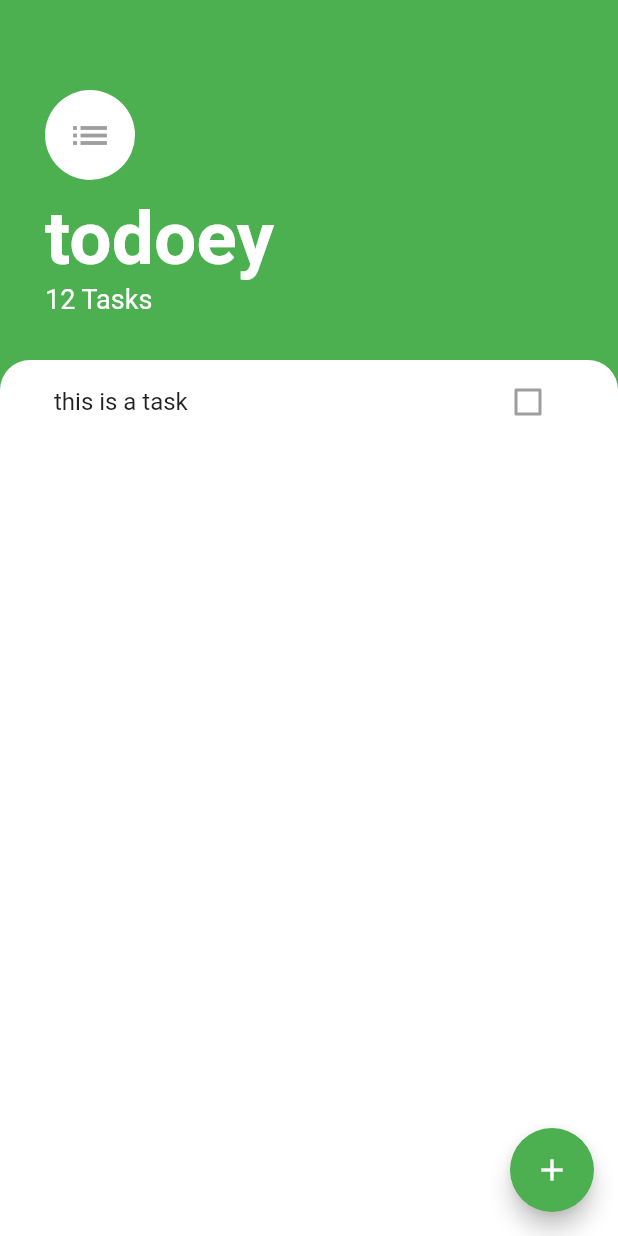
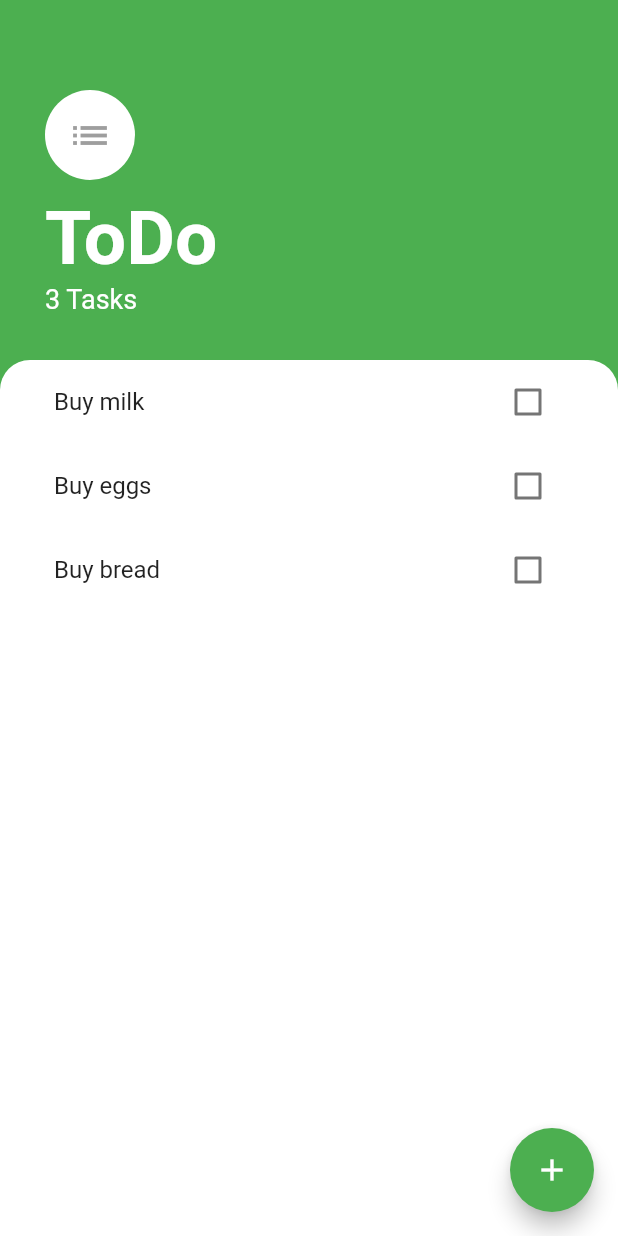
Before and after one commit to ryomak/flutter-todo-example, a Flutter app: the screen it shows after launch, on a phone screen of 412 x 824 dp. Run offline on Flutter 3.47's test engine with Material 2 defaults, Android fonts, the phone set to English and light mode, and no system bars.

Commit message:
first commit

```diff
--- a/lib/main.dart
+++ b/lib/main.dart
@@ -1,13 +1,18 @@
 import 'package:flutter/material.dart';
+import 'package:flutter_todo_example/model/task_data.dart';
 import 'package:flutter_todo_example/screens/tasks_screen.dart';
+import 'package:provider/provider.dart';
 
 void main() => runApp(MyApp());
 
 class MyApp extends StatelessWidget {
   @override
   Widget build(BuildContext context) {
-    return MaterialApp(
-      home: TasksScreen(),
+    return ChangeNotifierProvider(
+      create: (context) => TaskData(),
+      child: MaterialApp(
+        home: TasksScreen(),
+      ),
     );
   }
 }
--- /dev/null
+++ b/lib/model/task.dart
@@ -0,0 +1,11 @@
+class Task {
+
+  final String name;
+  bool isDone;
+
+  Task({this.name, this.isDone = false});
+
+  void toggleDone() {
+    isDone = !isDone;
+  }
+}
--- /dev/null
+++ b/lib/model/task_data.dart
@@ -0,0 +1,35 @@
+import 'package:flutter/foundation.dart';
+import 'package:flutter_todo_example/model/task.dart';
+import 'dart:collection';
+
+class TaskData extends ChangeNotifier {
+  List<Task> _tasks = [
+    Task(name: 'Buy milk'),
+    Task(name: 'Buy eggs'),
+    Task(name: 'Buy bread'),
+  ];
+
+  UnmodifiableListView<Task> get tasks {
+    return UnmodifiableListView(_tasks);
+  }
+
+  int get taskCount {
+    return _tasks.length;
+  }
+
+  void addTask(String newTaskTitle) {
+    final task = Task(name: newTaskTitle);
+    _tasks.add(task);
+    notifyListeners();
+  }
+
+  void updateTask(Task task) {
+    task.toggleDone();
+    notifyListeners();
+  }
+
+  void deleteTask(Task task) {
+    _tasks.remove(task);
+    notifyListeners();
+  }
+}
--- a/lib/screens/tasks_screen.dart
+++ b/lib/screens/tasks_screen.dart
@@ -1,7 +1,11 @@
 import 'package:flutter/material.dart';
 import 'package:flutter_todo_example/widgets/task_list.dart';
 import 'package:flutter_todo_example/screens/add_task_screen.dart';
+import 'package:flutter_todo_example/model/task_data.dart';
+import 'package:provider/provider.dart';
+
 class TasksScreen extends StatelessWidget {
+
 
   @override
   Widget build(BuildContext context) {
@@ -13,7 +17,13 @@ class TasksScreen extends StatelessWidget {
         onPressed: (){
           showModalBottomSheet(
               context: context,
-              builder: (context) => AddTaskScreen());
+              builder: (context) => SingleChildScrollView(
+                  child:Container(
+                    padding: EdgeInsets.only(bottom: MediaQuery.of(context).viewInsets.bottom),
+                    child: AddTaskScreen(),
+                  )
+              )
+          );
         },
       ),
       body: Column(
@@ -32,7 +42,7 @@ class TasksScreen extends StatelessWidget {
                 ),
                 SizedBox(height: 10.0),
                 Text(
-                  'todoey',
+                  'ToDo',
                   style: TextStyle(
                     color: Colors.white,
                     fontSize: 50.0,
@@ -40,7 +50,7 @@ class TasksScreen extends StatelessWidget {
                   ),
                 ),
                 Text(
-                  '12 Tasks',
+                  '${Provider.of<TaskData>(context).tasks.length} Tasks',
                   style: TextStyle(
                     color: Colors.white,
                     fontSize: 18,
--- a/lib/widgets/task_list.dart
+++ b/lib/widgets/task_list.dart
@@ -1,17 +1,30 @@
 import 'package:flutter/material.dart';
 import 'package:flutter_todo_example/widgets/task_tile.dart';
+import 'package:flutter_todo_example/model/task_data.dart';
+import 'package:provider/provider.dart';
 
 class TaskList extends StatelessWidget {
-  const TaskList({
-    Key key,
-  }) : super(key: key);
-
   @override
   Widget build(BuildContext context) {
-    return ListView(
-      children: <Widget>[
-        TaskTitle()
-      ],
+    return Consumer<TaskData>(
+      builder: (context, taskData, child){
+        return ListView.builder(
+          itemBuilder: (context, index){
+            final task = taskData.tasks[index];
+            return TaskTitle(
+                taskTitle: task.name,
+                isChecked:  task.isDone,
+                checkboxCallback:(_) {
+                  taskData.updateTask(task);
+                },
+                longPressCallback: (){
+                  taskData.deleteTask(task);
+                },
+            );
+          },
+          itemCount: taskData.taskCount,
+        );
+      },
     );
   }
 }
--- a/lib/widgets/task_tile.dart
+++ b/lib/widgets/task_tile.dart
@@ -1,15 +1,25 @@
 import 'package:flutter/material.dart';
 
 class TaskTitle extends StatelessWidget {
-  const TaskTitle({
-    Key key,
-  }) : super(key: key);
+
+  final bool isChecked;
+  final String taskTitle;
+  final Function checkboxCallback;
+  final Function longPressCallback;
+
+  TaskTitle({this.isChecked, this.taskTitle, this.checkboxCallback, this.longPressCallback});
 
   @override
   Widget build(BuildContext context) {
     return ListTile(
-      title: Text("this is a task"),
-      trailing: Checkbox(value: false),
+      onLongPress: longPressCallback,
+      title: Text(taskTitle,
+      style: TextStyle(decoration: isChecked ? TextDecoration.lineThrough : null)),
+      trailing: Checkbox(
+        activeColor: Colors.lightGreen,
+        value: isChecked,
+        onChanged: checkboxCallback,
+      )
     );
   }
 }
--- a/pubspec.yaml
+++ b/pubspec.yaml
@@ -23,6 +23,8 @@ dependencies:
   # The following adds the Cupertino Icons font to your application.
   # Use with the CupertinoIcons class for iOS style icons.
   cupertino_icons: ^0.1.2
+  provider: 4.0.4
+
 
 dev_dependencies:
   flutter_test:
```
Also changed, not shown: lib/screens/add_task_screen.dart (+13 -3 lines), pubspec.lock.
